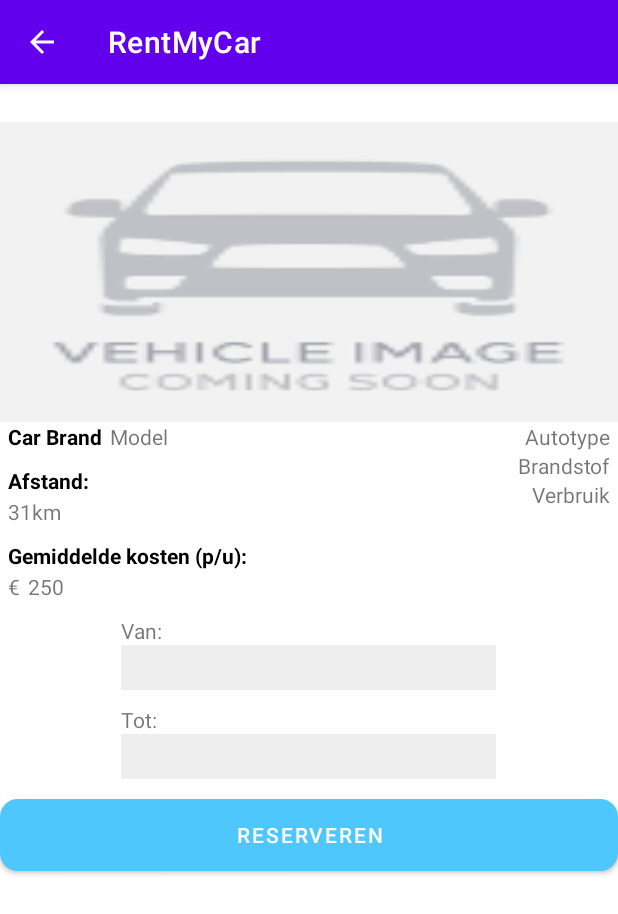
After one commit to gerardstn/RMC-Android, an Android app: the ForRentDetailFragment screen opened through its navigation route, on a phone screen of 412 x 824 dp. The commit adds this screen. Shown: the top 914 px of the screen. Run offline under Robolectric (Android 15) with nearby library versions, the phone set to English and light mode, and no system bars.

Commit message:
Expanded user & car models, adjusted db name so we dont have to migrate because of adjustments, added car rent detail fragment & thank you fragment, fixed vehicle image.

```diff
--- a/app/src/main/java/avdinformatica/group1/rentmycar/database/AppDatabase.java
+++ b/app/src/main/java/avdinformatica/group1/rentmycar/database/AppDatabase.java
@@ -14,7 +14,7 @@ import avdinformatica.group1.rentmycar.models.User;
 public abstract class AppDatabase extends RoomDatabase {
     private static final String LOG_TAG = AppDatabase.class.getSimpleName();
     private static final Object LOCK = new Object();
-    private static final String DATABASE_NAME = "rmc-room";
+    private static final String DATABASE_NAME = "rmc-room-db";
     private static AppDatabase sInstance;
 
     public static synchronized AppDatabase getInstance(Context context) {
@@ -28,8 +28,6 @@ public abstract class AppDatabase extends RoomDatabase {
         }
         Log.d(LOG_TAG, "Getting the database instance");
         return sInstance;
-
-
     }
 
     public abstract UserDao userDao();
--- a/app/src/main/java/avdinformatica/group1/rentmycar/database/CarDao.java
+++ b/app/src/main/java/avdinformatica/group1/rentmycar/database/CarDao.java
@@ -6,9 +6,11 @@ import androidx.room.Insert;
 import androidx.room.Query;
 import androidx.room.Update;
 
+import java.util.ArrayList;
 import java.util.List;
 
 import avdinformatica.group1.rentmycar.models.Car;
+import avdinformatica.group1.rentmycar.models.CarResponse;
 
 @Dao
 public interface CarDao {
--- /dev/null
+++ b/app/src/main/java/avdinformatica/group1/rentmycar/ui/ForRentDetailFragment.java
@@ -0,0 +1,63 @@
+package avdinformatica.group1.rentmycar.ui;
+
+import android.os.Bundle;
+
+import androidx.fragment.app.Fragment;
+
+import android.view.LayoutInflater;
+import android.view.View;
+import android.view.ViewGroup;
+
+import avdinformatica.group1.rentmycar.R;
+
+/**
+ * A simple {@link Fragment} subclass.
+ * Use the {@link ForRentDetailFragment#newInstance} factory method to
+ * create an instance of this fragment.
+ */
+public class ForRentDetailFragment extends Fragment {
+
+    // TODO: Rename parameter arguments, choose names that match
+    // the fragment initialization parameters, e.g. ARG_ITEM_NUMBER
+    private static final String ARG_PARAM1 = "carId";
+
+    // TODO: Rename and change types of parameters
+    private Long mCarId;
+
+    public ForRentDetailFragment() {
+        // Required empty public constructor
+    }
+
+    /**
+     * Use this factory method to create a new instance of
+     * this fragment using the provided parameters.
+     *
+     * @param param1 Parameter 1.
+     * @return A new instance of fragment ForRentDetailFragment.
+     */
+    // TODO: Rename and change types and number of parameters
+    public static ForRentDetailFragment newInstance(Long param1) {
+        ForRentDetailFragment fragment = new ForRentDetailFragment();
+        Bundle args = new Bundle();
+        args.putLong("carId", param1);
+        fragment.setArguments(args);
+        return fragment;
+    }
+
+    @Override
+    public void onCreate(Bundle savedInstanceState) {
+        super.onCreate(savedInstanceState);
+        if (getArguments() != null) {
+            mCarId = getArguments().getLong(ARG_PARAM1);
+        }
+    }
+
+    @Override
+    public View onCreateView(LayoutInflater inflater, ViewGroup container,
+                             Bundle savedInstanceState) {
+        // Inflate the layout for this fragment
+        return inflater.inflate(R.layout.fragment_for_rent_detail, container, false);
+    }
+}
+
+//TODO: room db auto toevoegen, en vervolgens hier de room db data ophalen
--- a/app/src/main/java/avdinformatica/group1/rentmycar/ui/HomeFragment.java
+++ b/app/src/main/java/avdinformatica/group1/rentmycar/ui/HomeFragment.java
@@ -17,6 +17,7 @@ import java.util.List;
 
 import avdinformatica.group1.rentmycar.R;
 import avdinformatica.group1.rentmycar.database.AppDatabase;
+import avdinformatica.group1.rentmycar.database.AppExecutors;
 import avdinformatica.group1.rentmycar.models.CarResponse;
 import avdinformatica.group1.rentmycar.models.User;
 import avdinformatica.group1.rentmycar.network.Network;
--- a/app/src/main/java/avdinformatica/group1/rentmycar/ui/LoginFragment.java
+++ b/app/src/main/java/avdinformatica/group1/rentmycar/ui/LoginFragment.java
@@ -83,7 +83,7 @@ public class LoginFragment extends Fragment {
                                     public void run() {
 
                                         AppDatabase appDatabase = AppDatabase.getInstance(getActivity().getApplicationContext());
-                                        User user = new User(response.body().getEmail(), response.body().getName(), response.body().getSurname(), sessId );
+                                        User user = new User(response.body().getEmail(), response.body().getName(), response.body().getSurname(), sessId, response.body().getId() );
                                         appDatabase.userDao().insertUser(user);
                                     }
                                 });
--- /dev/null
+++ b/app/src/main/res/layout/for_rent_detail_layout.xml
@@ -0,0 +1,164 @@
+<?xml version="1.0" encoding="utf-8"?>
+<RelativeLayout xmlns:android="http://schemas.android.com/apk/res/android"
+    android:layout_width="match_parent"
+    android:layout_height="match_parent"
+    xmlns:app="http://schemas.android.com/apk/res-auto">
+
+    <ImageView
+        android:id="@+id/iv_car_details"
+        android:layout_width="match_parent"
+        android:layout_height="200dp"
+        android:layout_marginTop="25dp"
+        android:background="@drawable/carplaceholder"  />
+
+    <TextView
+        android:id="@+id/tv_car_details_brand"
+        android:layout_width="wrap_content"
+        android:layout_height="wrap_content"
+        android:layout_below="@+id/iv_car_details"
+        android:layout_marginStart="5dp"
+        android:text="Car Brand"
+        android:textColor="@color/black"
+        android:textStyle="bold" />
+
+    <TextView
+        android:id="@+id/tv_car_details_model"
+        android:layout_width="wrap_content"
+        android:layout_height="wrap_content"
+        android:layout_alignTop="@+id/tv_car_details_brand"
+        android:layout_marginStart="5dp"
+        android:layout_toEndOf="@+id/tv_car_details_brand"
+        android:text="Model" />
+
+    <TextView
+        android:id="@+id/tv_car_details_distance_title"
+        android:layout_width="wrap_content"
+        android:layout_height="wrap_content"
+        android:layout_below="@+id/tv_car_details_model"
+        android:layout_marginStart="5dp"
+        android:layout_marginTop="10dp"
+        android:text="Afstand:"
+        android:textColor="@color/black"
+        android:textStyle="bold" />
+
+    <TextView
+        android:id="@+id/tv_car_details_distance"
+        android:layout_width="wrap_content"
+        android:layout_height="wrap_content"
+        android:layout_below="@+id/tv_car_details_distance_title"
+        android:layout_marginStart="5dp"
+        android:layout_marginTop="1dp"
+        android:text="31km" />
+
+    <TextView
+        android:id="@+id/tv_car_details_price_title"
+        android:layout_width="wrap_content"
+        android:layout_height="wrap_content"
+        android:layout_below="@+id/tv_car_details_distance"
+        android:layout_marginStart="5dp"
+        android:layout_marginTop="10dp"
+        android:text="Gemiddelde kosten (p/u):"
+        android:textColor="@color/black"
+        android:textStyle="bold" />
+
+    <TextView
+        android:id="@+id/tv_car_details_price_valuta"
+        android:layout_width="wrap_content"
+        android:layout_height="wrap_content"
+        android:layout_below="@+id/tv_car_details_price_title"
+        android:layout_marginStart="5dp"
+        android:layout_marginTop="1dp"
+        android:text="€" />
+
+    <TextView
+        android:id="@+id/tv_car_details_price_value"
+        android:layout_width="wrap_content"
+        android:layout_height="wrap_content"
+        android:layout_below="@+id/tv_car_details_price_title"
+        android:layout_marginStart="5dp"
+        android:layout_marginTop="1dp"
+        android:layout_toEndOf="@+id/tv_car_details_price_valuta"
+        android:text="250" />
+
+    <TextView
+        android:id="@+id/tv_car_details_type"
+        android:layout_width="wrap_content"
+        android:layout_height="wrap_content"
+        android:layout_below="@+id/iv_car_details"
+        android:layout_alignParentEnd="true"
+        android:layout_marginEnd="5dp"
+        android:text="Autotype" />
+
+    <TextView
+        android:id="@+id/tv_car_details_type_fuel"
+        android:layout_width="wrap_content"
+        android:layout_height="wrap_content"
+        android:layout_below="@+id/tv_car_details_type"
+        android:layout_alignParentEnd="true"
+        android:layout_marginEnd="5dp"
+        android:text="Brandstof" />
+
+    <TextView
+        android:id="@+id/tv_car_details_usage"
+        android:layout_width="wrap_content"
+        android:layout_height="wrap_content"
+        android:layout_below="@+id/tv_car_details_type_fuel"
+        android:layout_alignParentEnd="true"
+        android:layout_marginEnd="5dp"
+        android:text="Verbruik" />
+
+    <TextView
+        android:id="@+id/tv_car_reserve_start_date_title"
+        android:layout_width="wrap_content"
+        android:layout_height="wrap_content"
+        android:layout_below="@+id/tv_car_details_price_value"
+        android:layout_alignStart="@+id/et_car_reserve_start_date"
+        android:layout_marginTop="10dp"
+        android:layout_marginEnd="5dp"
+        android:text="Van:" />
+
+    <EditText
+        android:id="@+id/et_car_reserve_start_date"
+        android:layout_width="250dp"
+        android:layout_height="30dp"
+        android:layout_below="@+id/tv_car_reserve_start_date_title"
+        android:layout_centerHorizontal="true"
+        android:background="#11000000"
+        android:ems="10"
+        android:inputType="datetime"
+        android:textColor="#000000" />
+
+    <TextView
+        android:id="@+id/tv_car_reserve_end_date_title"
+        android:layout_width="wrap_content"
+        android:layout_height="wrap_content"
+        android:layout_below="@+id/et_car_reserve_start_date"
+        android:layout_alignStart="@+id/et_car_reserve_start_date"
+        android:layout_marginTop="10dp"
+        android:layout_marginEnd="5dp"
+        android:text="Tot:" />
+
+    <EditText
+        android:id="@+id/et_car_reserve_end_date"
+        android:layout_width="250dp"
+        android:layout_height="30dp"
+        android:layout_below="@+id/tv_car_reserve_end_date_title"
+        android:layout_centerHorizontal="true"
+        android:background="#11000000"
+        android:ems="10"
+        android:inputType="datetime"
+        android:textColor="#000000" />
+
+    <Button
+        android:id="@+id/btn_car_details_reserve"
+        android:layout_width="match_parent"
+        android:layout_height="wrap_content"
+        android:layout_below="@+id/et_car_reserve_end_date"
+        android:layout_marginTop="13dp"
+        android:background="@drawable/button_rectangle_cyan"
+        android:text="Reserveren"
+        android:textColor="#ffffff"
+        app:backgroundTint="@color/cyan" />
+
+
+</RelativeLayout>
--- /dev/null
+++ b/app/src/main/res/layout/fragment_for_rent_detail.xml
@@ -0,0 +1,13 @@
+<?xml version="1.0" encoding="utf-8"?>
+<FrameLayout xmlns:android="http://schemas.android.com/apk/res/android"
+    xmlns:tools="http://schemas.android.com/tools"
+    android:layout_width="match_parent"
+    android:layout_height="match_parent"
+    tools:context=".ui.ForRentDetailFragment">
+
+    <include
+        layout="@layout/for_rent_detail_layout"
+        android:layout_width="match_parent"
+        android:layout_height="match_parent" />
+
+</FrameLayout>
--- a/app/src/main/res/layout/register_layout.xml
+++ b/app/src/main/res/layout/register_layout.xml
@@ -27,7 +27,7 @@
         android:layout_centerHorizontal="true"
         android:layout_marginTop="40dp"
         android:ems="10"
-        android:inputType="textPersonName"
+        android:inputType="textEmailAddress"
         />
 
     <TextView
--- a/app/src/main/res/navigation/nav_graph.xml
+++ b/app/src/main/res/navigation/nav_graph.xml
@@ -43,8 +43,8 @@
         android:label="Register own car"
         tools:layout="@layout/fragment_car_registration">
         <action
-            android:id="@+id/action_placeholder3_to_placeholder9"
-            app:destination="@id/placeholder9" />
+            android:id="@+id/fragment_car_registration_to_thanks_for_submission"
+            app:destination="@id/fragment_thanks_for_submission" />
     </fragment>
     <fragment
         android:id="@+id/fragment_for_rent"
@@ -52,8 +52,8 @@
         android:label="Car list view"
         tools:layout="@layout/fragment_for_rent">
         <action
-            android:id="@+id/action_placeholder5_to_placeholder7"
-            app:destination="@id/placeholder7" />
+            android:id="@+id/action_fragment_for_rent_to_fragment_for_rent_detail"
+            app:destination="@id/fragment_for_rent_detail" />
     </fragment>
     <fragment
         android:id="@+id/register_fragment"
@@ -61,18 +61,19 @@
         android:label="Registration screen"
         tools:layout="@layout/fragment_register" />
     <fragment
-        android:id="@+id/placeholder7"
-        android:label="Car detail screen" >
+        android:id="@+id/fragment_for_rent_detail"
+        android:name="avdinformatica.group1.rentmycar.ui.ForRentDetailFragment"
+        android:label="Car detail screen"
+        tools:layout="@layout/fragment_for_rent_detail">
         <action
-            android:id="@+id/action_placeholder7_to_placeholder8"
-            app:destination="@id/placeholder8" />
+            android:id="@+id/fragment_for_rent_to_thanks_for_submission"
+            app:destination="@id/fragment_thanks_for_submission" />
     </fragment>
     <fragment
-        android:id="@+id/placeholder8"
-        android:label="Car rent screen" />
-    <fragment
-        android:id="@+id/placeholder9"
-        android:label="Car registered" />
+        android:id="@+id/fragment_thanks_for_submission"
+        android:name="avdinformatica.group1.rentmycar.ui.ThanksForSubmittingFragment"
+        android:label="Car rent screen"
+        tools:layout="@layout/fragment_thanks_for_submitting" />
     <fragment
         android:id="@+id/placeholder11"
         android:label="About us screen" />
--- a/app/src/main/res/values/colors.xml
+++ b/app/src/main/res/values/colors.xml
@@ -8,4 +8,5 @@
     <color name="cyan">#4EC7FC</color>
     <color name="black">#FF000000</color>
     <color name="white">#FFFFFFFF</color>
+    <color name="gray">#F1F1F1F1</color>
 </resources>
```
Also changed, not shown: app/src/main/java/avdinformatica/group1/rentmycar/models/Car.java (+117 -3 lines), app/src/main/java/avdinformatica/group1/rentmycar/models/CarResponse.java (+17 -0 lines), app/src/main/java/avdinformatica/group1/rentmycar/models/User.java (+11 -1 lines), app/src/main/java/avdinformatica/group1/rentmycar/ui/ForRentFragment.java (+24 -6 lines), app/src/main/java/avdinformatica/group1/rentmycar/ui/ThanksForSubmittingFragment.java (added, +66 -0 lines), app/src/main/res/layout/fragment_thanks_for_submitting.xml (added, +13 -0 lines), app/src/main/res/layout/singlecar_listview_layout.xml (+9 -21 lines), app/src/main/res/layout/thanks_for_submitting_layout.xml (added, +27 -0 lines), app/build.gradle (line endings or trailing spaces).
